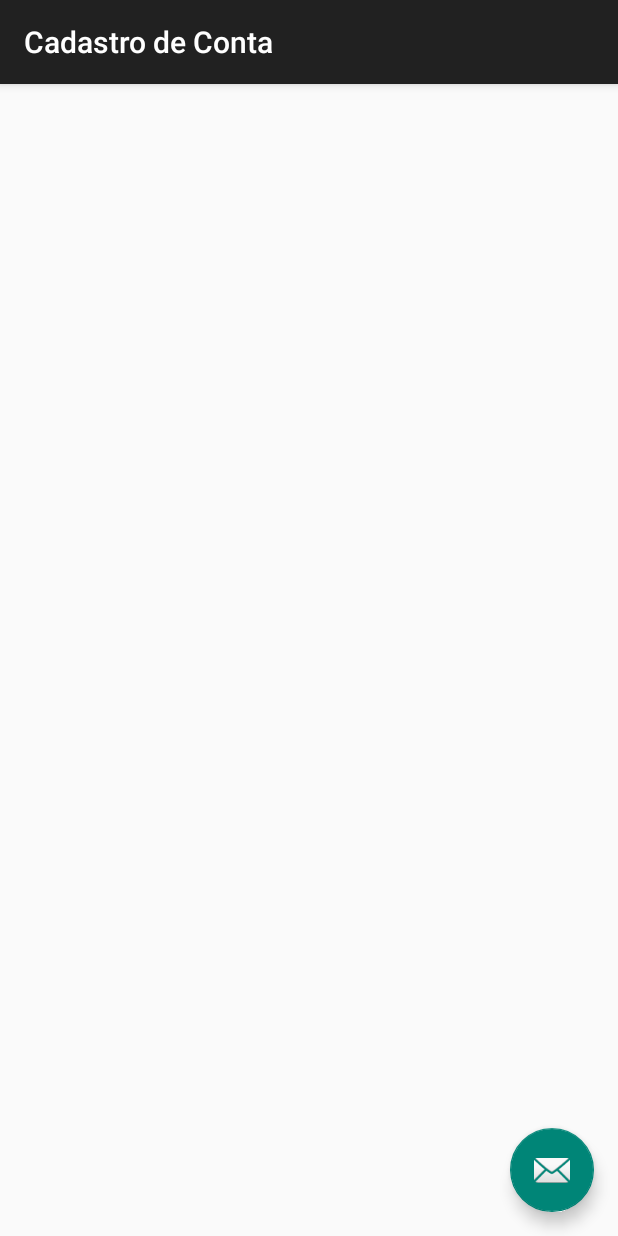
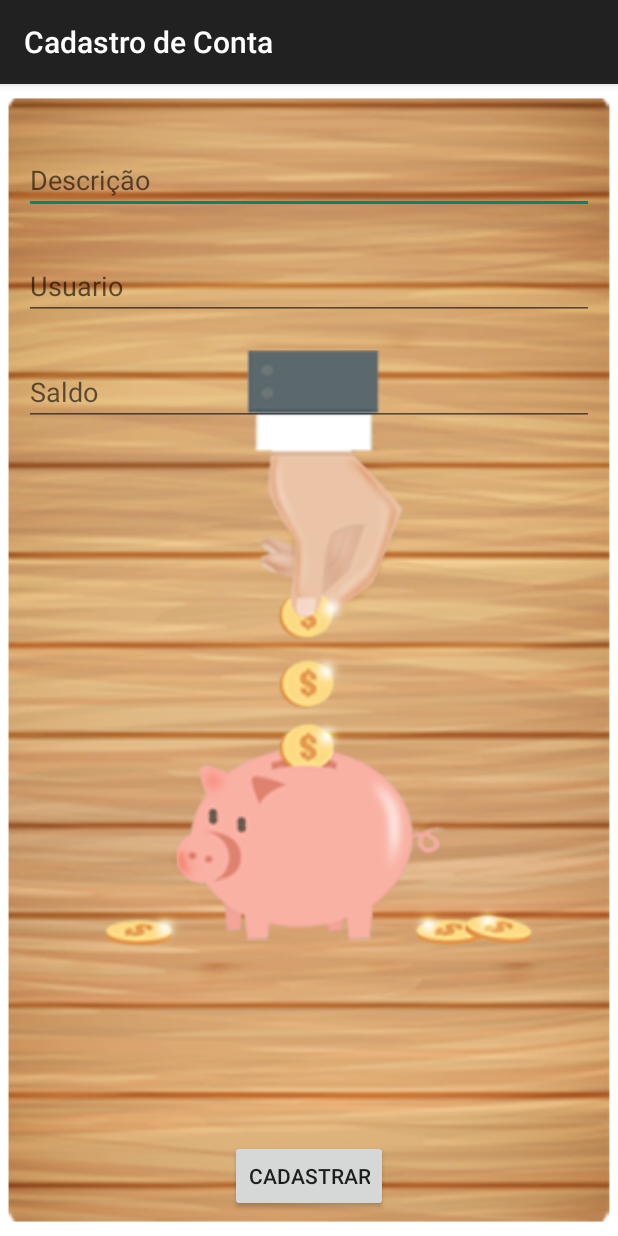
Before and after one commit to projeto3001/orcpes3001, an Android app: the CadastroDeContaActivity screen opened directly, with no data from a screen before it, on a phone screen of 412 x 824 dp. Run offline under Robolectric (Android 15) with nearby library versions, the phone set to English and light mode, and no system bars.

Commit message:
compiçando o gradle

```diff
--- a/PoupeECompre/app/src/main/java/br/estacio/poupeecompre/activitys/CadastroDeContaActivity.java
+++ b/PoupeECompre/app/src/main/java/br/estacio/poupeecompre/activitys/CadastroDeContaActivity.java
@@ -1,19 +1,39 @@
 package br.estacio.poupeecompre.activitys;
 
 import android.os.Bundle;
-import android.support.design.widget.FloatingActionButton;
-import android.support.design.widget.Snackbar;
 import android.support.v7.app.AppCompatActivity;
 import android.view.View;
+import android.widget.Button;
+import android.widget.EditText;
 
 import br.estacio.poupeecompre.R;
+import br.estacio.poupeecompre.dao.ContaDAO;
 
 public class CadastroDeContaActivity extends AppCompatActivity {
+
+    public void cadastrarDespesa(){
+        EditText descricao, usuario, saldo;
+        descricao = (EditText) findViewById(R.id.desc_conta);
+        usuario = (EditText) findViewById(R.id.usuario_conta);
+        saldo = (EditText) findViewById(R.id.saldo_conta);
+
+        ContaDAO contaDAO = new ContaDAO(this);
+
+    }
+
+
 
     @Override
     protected void onCreate(Bundle savedInstanceState) {
         super.onCreate(savedInstanceState);
         setContentView(R.layout.activity_cadastro_de_conta);
+        final Button cadastrar = (Button) findViewById(R.id.btnConta);
+        cadastrar.setOnClickListener(new View.OnClickListener() {
+            @Override
+            public void onClick(View v) {
+                cadastrarDespesa();
+            }
+        });
 
 
     }
--- a/PoupeECompre/app/src/main/res/layout/activity_cadastro_de_conta.xml
+++ b/PoupeECompre/app/src/main/res/layout/activity_cadastro_de_conta.xml
@@ -14,9 +14,4 @@
 
     <include layout="@layout/content_cadastro_de_conta" />
 
-    <android.support.design.widget.FloatingActionButton android:id="@+id/fab"
-        android:layout_width="wrap_content" android:layout_height="wrap_content"
-        android:layout_gravity="bottom|end" android:layout_margin="@dimen/fab_margin"
-        android:src="@android:drawable/ic_dialog_email" />
-
 </android.support.design.widget.CoordinatorLayout>
--- a/PoupeECompre/app/src/main/res/layout/content_cadastro_de_conta.xml
+++ b/PoupeECompre/app/src/main/res/layout/content_cadastro_de_conta.xml
@@ -7,6 +7,52 @@
     android:paddingRight="@dimen/activity_horizontal_margin"
     android:paddingTop="@dimen/activity_vertical_margin"
     android:paddingBottom="@dimen/activity_vertical_margin"
+    android:background="@drawable/pec"
     tools:context="br.estacio.poupeecompre.activitys.CadastroDeContaActivity">
 
+    <EditText
+        android:id="@+id/desc_conta"
+        android:layout_width="wrap_content"
+        android:layout_height="wrap_content"
+        android:hint="Descrição"
+        android:layout_alignParentRight="true"
+        android:layout_alignParentEnd="true"
+        android:layout_alignParentLeft="true"
+        android:layout_alignParentStart="true"
+        android:layout_marginTop="25dp"
+        />
+    <EditText
+        android:id="@+id/usuario_conta"
+        android:layout_width="wrap_content"
+        android:layout_height="wrap_content"
+        android:layout_below="@+id/desc_conta"
+        android:hint="Usuario"
+        android:layout_alignParentEnd="true"
+        android:layout_alignParentStart="true"
+        android:layout_alignRight="@+id/desc_conta"
+        android:layout_alignEnd="@+id/desc_conta"
+        android:layout_marginTop="25dp"
+        />
+
+    <EditText
+        android:id="@+id/saldo_conta"
+        android:layout_width="wrap_content"
+        android:layout_height="wrap_content"
+        android:layout_below="@+id/usuario_conta"
+        android:hint="Saldo"
+        android:layout_alignParentEnd="true"
+        android:layout_alignParentStart="true"
+        android:layout_alignRight="@+id/usuario_conta"
+        android:layout_alignEnd="@+id/usuario_conta"
+        android:layout_marginTop="25dp"
+        />
+
+    <Button
+        android:id="@+id/btnConta"
+        android:layout_width="wrap_content"
+        android:layout_height="wrap_content"
+        android:text="Cadastrar"
+        android:layout_alignParentBottom="true"
+        android:layout_centerHorizontal="true" />
+
 </RelativeLayout>
```
Also changed, not shown: PoupeECompre/app/src/main/java/br/estacio/poupeecompre/activitys/CadastroDeCategoriaActivity.java (+1 -12 lines), PoupeECompre/app/src/main/java/br/estacio/poupeecompre/activitys/HomeActivity.java (+31 -6 lines), PoupeECompre/app/src/main/res/layout/activity_cadastro_de_categoria.xml (+10 -4 lines), PoupeECompre/app/src/main/res/layout/activity_home.xml (+6 -6 lines), PoupeECompre/app/src/main/res/layout/content_cadastro_de_categoria.xml (+18 -0 lines).
